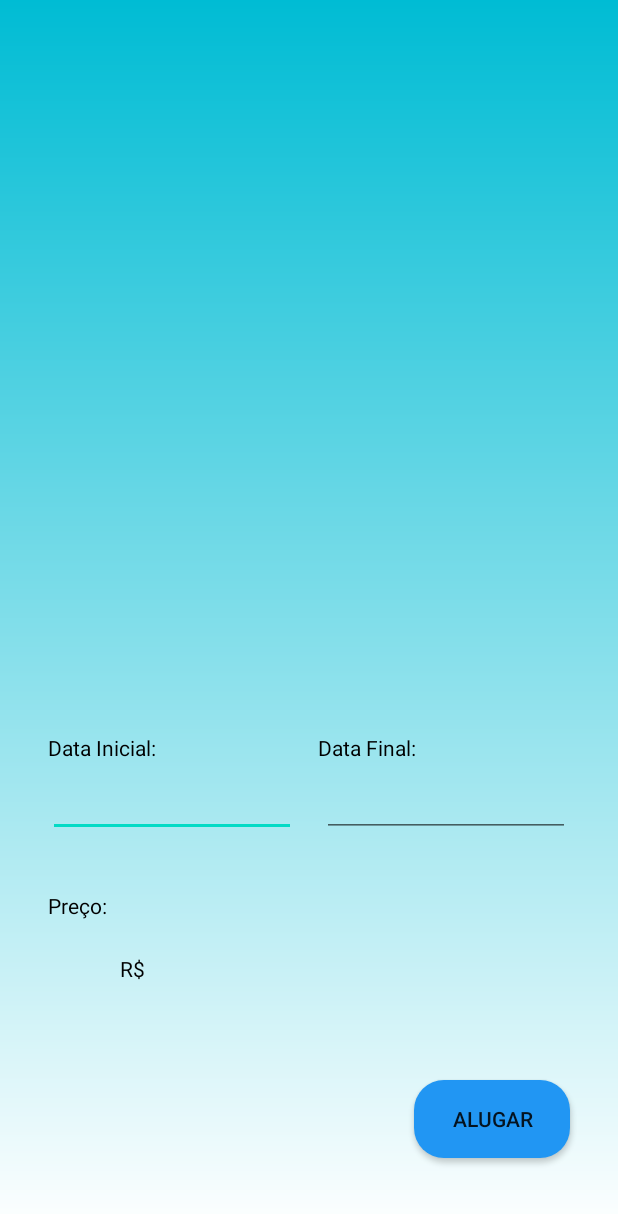
After one commit to tankmester/PIOrlando, an Android app: the DetalhesProduto screen opened directly, with no data from a screen before it, on a phone screen of 412 x 824 dp. The commit adds this screen. Shown: the top 1214 px of the screen. Run offline under Robolectric (Android 15) with nearby library versions, the phone set to English and light mode, and no system bars.

Commit message:
mostrando cards e abrindo detalhes

```diff
--- a/app/src/main/AndroidManifest.xml
+++ b/app/src/main/AndroidManifest.xml
@@ -8,6 +8,9 @@
         android:roundIcon="@mipmap/ic_launcher_round"
         android:supportsRtl="true"
         android:theme="@style/Theme.ProjetoIntegradorOrlando">
+        <activity
+            android:name=".DetalhesProduto"
+            android:exported="false" />
         <activity
             android:name=".MainActivity"
             android:exported="true">
--- /dev/null
+++ b/app/src/main/java/com/example/projetointegradororlando/DetalhesProduto.kt
@@ -0,0 +1,24 @@
+package com.example.projetointegradororlando
+
+import androidx.appcompat.app.AppCompatActivity
+import android.os.Bundle
+import com.example.projetointegradororlando.databinding.ActivityDetalhesProdutoBinding
+
+class DetalhesProduto : AppCompatActivity() {
+    lateinit var binding: ActivityDetalhesProdutoBinding
+
+    override fun onCreate(savedInstanceState: Bundle?) {
+        super.onCreate(savedInstanceState)
+        binding = ActivityDetalhesProdutoBinding.inflate(layoutInflater)
+        setContentView(binding.root)
+
+        binding.textTitulo.text = intent.getStringExtra("titulo")
+        binding.textDescricao.text = intent.getStringExtra("descricao")
+        binding.textPreco.text = intent.getStringExtra("preco")
+
+        binding.button.setOnClickListener {
+
+        }
+
+    }
+}
--- a/app/src/main/java/com/example/projetointegradororlando/modelos/Produto.kt
+++ b/app/src/main/java/com/example/projetointegradororlando/modelos/Produto.kt
@@ -7,5 +7,7 @@ data class Produto(
     val imagem: String = "",
     var titulo: String = "",
     var descricao: String = "",
-    var preco: String = ""
+    var preco: String = "",
+    var comprado: Boolean = false
+
 )
--- a/app/src/main/res/layout/fragment_detalhes_do_produto.xml
+++ b/app/src/main/res/layout/activity_detalhes_produto.xml
@@ -4,7 +4,7 @@
     xmlns:tools="http://schemas.android.com/tools"
     android:layout_width="match_parent"
     android:layout_height="match_parent"
-    tools:context=".detalhesDoProduto">
+    tools:context=".DetalhesProduto">
 
     <androidx.constraintlayout.widget.ConstraintLayout
         android:layout_width="match_parent"
@@ -12,7 +12,7 @@
         android:background="@drawable/background">
 
         <ImageView
-            android:id="@+id/imageView2"
+            android:id="@+id/imagemProduto"
             android:layout_width="183dp"
             android:layout_height="172dp"
             android:layout_marginStart="32dp"
@@ -24,7 +24,7 @@
             tools:src="@tools:sample/avatars" />
 
         <TextView
-            android:id="@+id/textView2"
+            android:id="@+id/textTitulo"
             android:layout_width="0dp"
             android:layout_height="wrap_content"
             android:layout_marginStart="32dp"
@@ -36,10 +36,10 @@
             android:textStyle="bold"
             app:layout_constraintEnd_toEndOf="parent"
             app:layout_constraintStart_toStartOf="parent"
-            app:layout_constraintTop_toBottomOf="@+id/imageView2" />
+            app:layout_constraintTop_toBottomOf="@+id/imagemProduto" />
 
         <TextView
-            android:id="@+id/textView4"
+            android:id="@+id/textDescricao"
             android:layout_width="349dp"
             android:layout_height="160dp"
             android:layout_marginStart="32dp"
@@ -49,20 +49,17 @@
             android:textColor="#000000"
             app:layout_constraintEnd_toEndOf="parent"
             app:layout_constraintStart_toStartOf="parent"
-            app:layout_constraintTop_toBottomOf="@+id/textView2" />
+            app:layout_constraintTop_toBottomOf="@+id/textTitulo" />
 
         <TextView
-            android:id="@+id/textView5"
-            android:layout_width="131dp"
-            android:layout_height="42dp"
+            android:id="@+id/textPreco"
+            android:layout_width="48dp"
+            android:layout_height="22dp"
             android:layout_marginStart="32dp"
-            android:layout_marginBottom="72dp"
             android:text="Preço"
             android:textColor="#000000"
-            app:layout_constraintBottom_toBottomOf="parent"
             app:layout_constraintStart_toStartOf="parent"
-            app:layout_constraintTop_toBottomOf="@+id/editTextDate"
-            app:layout_constraintVertical_bias="1.0" />
+            app:layout_constraintTop_toBottomOf="@+id/preco" />
 
         <androidx.appcompat.widget.AppCompatButton
             android:id="@+id/button"
@@ -70,13 +67,13 @@
             android:layout_height="52dp"
             android:layout_marginStart="32dp"
             android:layout_marginEnd="32dp"
-            android:layout_marginBottom="64dp"
+            android:layout_marginBottom="52dp"
             android:background="@drawable/button"
             android:text="Alugar"
             app:layout_constraintBottom_toBottomOf="parent"
             app:layout_constraintEnd_toEndOf="parent"
             app:layout_constraintHorizontal_bias="1.0"
-            app:layout_constraintStart_toEndOf="@+id/textView5" />
+            app:layout_constraintStart_toEndOf="@+id/textPreco" />
 
         <EditText
             android:id="@+id/editTextDate"
@@ -104,21 +101,44 @@
             android:id="@+id/textView6"
             android:layout_width="120dp"
             android:layout_height="18dp"
-            android:layout_marginTop="32dp"
+            android:layout_marginStart="32dp"
+            android:layout_marginTop="28dp"
             android:text="Data Inicial:"
             android:textColor="#000000"
-            app:layout_constraintTop_toBottomOf="@+id/textView4"
-            tools:layout_editor_absoluteX="32dp" />
+            app:layout_constraintStart_toStartOf="parent"
+            app:layout_constraintTop_toBottomOf="@+id/textDescricao" />
 
         <TextView
             android:id="@+id/textView7"
             android:layout_width="120dp"
             android:layout_height="18dp"
-            android:layout_marginTop="32dp"
+            android:layout_marginStart="60dp"
+            android:layout_marginTop="28dp"
             android:text="Data Final:"
             android:textColor="#000000"
-            app:layout_constraintTop_toBottomOf="@+id/textView4"
-            tools:layout_editor_absoluteX="214dp" />
+            app:layout_constraintStart_toEndOf="@+id/textView6"
+            app:layout_constraintTop_toBottomOf="@+id/textDescricao" />
+
+        <TextView
+            android:id="@+id/preco"
+            android:layout_width="131dp"
+            android:layout_height="42dp"
+            android:layout_marginStart="32dp"
+            android:layout_marginTop="36dp"
+            android:text="Preço:"
+            android:textColor="#000000"
+            app:layout_constraintStart_toStartOf="parent"
+            app:layout_constraintTop_toBottomOf="@+id/editTextDate" />
+
+        <TextView
+            android:id="@+id/RS"
+            android:layout_width="48dp"
+            android:layout_height="22dp"
+            android:text="R$"
+            android:textColor="#000000"
+            app:layout_constraintStart_toEndOf="@+id/textPreco"
+            app:layout_constraintTop_toBottomOf="@+id/preco" />
+
 
     </androidx.constraintlayout.widget.ConstraintLayout>
 </FrameLayout>
--- a/build.gradle
+++ b/build.gradle
@@ -6,7 +6,7 @@ buildscript {
 plugins {
     id 'com.android.application' version '7.2.0' apply false
     id 'com.android.library' version '7.2.0' apply false
-    id 'org.jetbrains.kotlin.android' version '1.6.21' apply false
+    id 'org.jetbrains.kotlin.android' version '1.7.0' apply false
 }
 
 task clean(type: Delete) {
```
Also changed, not shown: app/src/main/java/com/example/projetointegradororlando/adicionarProdutos.kt (+17 -3 lines), app/src/main/java/com/example/projetointegradororlando/detalhesDoProduto.kt (deleted, +0 -18 lines), app/src/main/java/com/example/projetointegradororlando/homeFragment.kt (+10 -4 lines), app/src/main/res/layout/produto.xml (+13 -4 lines).
